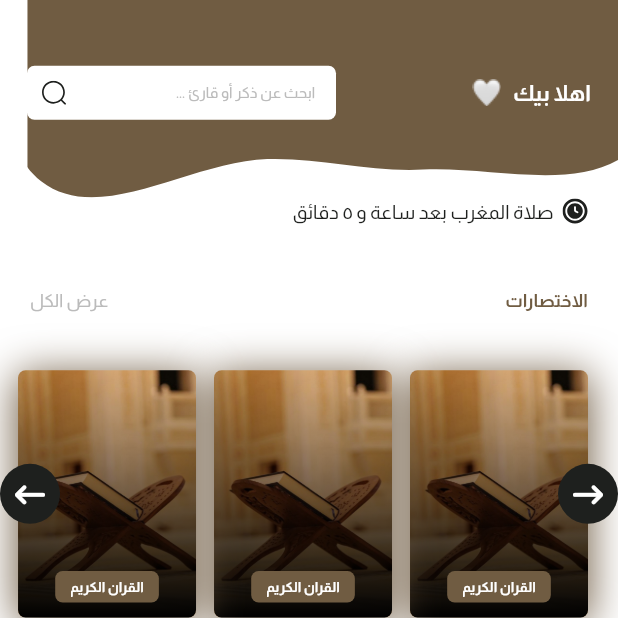
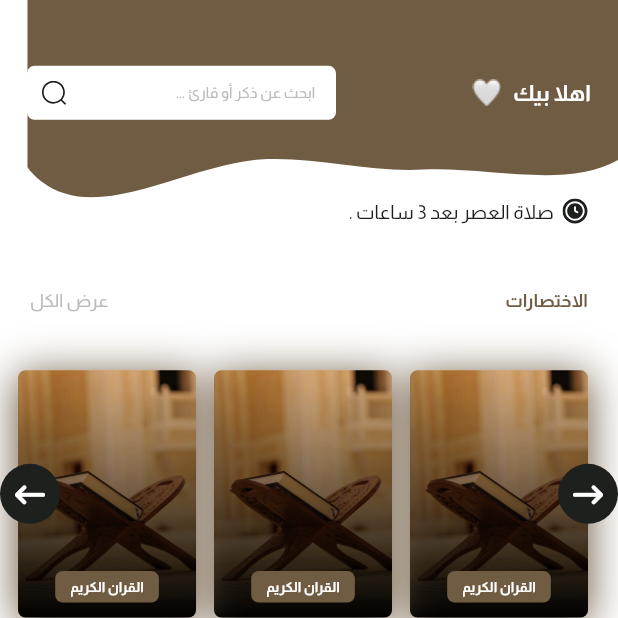
Before and after one commit to gelkomyy/fazakir, a Flutter app: the NavigationPage screen opened by its route, on a phone screen of 412 x 824 dp, the top half of it. Run offline on Flutter 3.47's test engine with Material 3 defaults, Android fonts, the phone set to English and light mode, and no system bars; our stand-ins replace adhan, flutter_bloc, flutter_svg, font_awesome_flutter, geolocator, get_it and 1 more; accounts and stored records are empty.

Commit message:
Refactor Navigation and Prayer Times Features for Enhanced Functionality
- Introduce safeEmit method in NavigationCubit to replace direct emit calls, enhancing error handling and state management.
- Integrate PrayerTimesCubit initialization directly within HomeView and PrayerTimesView to ensure prayer times are always up-to-date based on user location.
- Implement a RemainTimeForNextPrayerText widget to dynamically display the remaining time for the next prayer, leveraging BlocBuilder for state management.
- Enhance PrayerTimesCubit with timer-based state updates and location data fetching for real-time prayer time calculations.
- Remove redundant location data fetching logic from PrayerTimesColumn, consolidating it within PrayerTimesCubit for better code organization and efficiency.
- Add utility function getPrayerEnumByName to map prayer names to their respective PrayerEnum values, improving code readability and maintainability.

This refactoring aims to improve the user experience by ensuring accurate and timely prayer time notifications, while also enhancing the codebase's structure and maintainability.

```diff
--- a/lib/Features/home/presentation/manager/cubits/navigation_cubit/navigation_cubit.dart
+++ b/lib/Features/home/presentation/manager/cubits/navigation_cubit/navigation_cubit.dart
@@ -27,6 +27,6 @@ class NavigationCubit extends Cubit<int> {
   void resetToHome() {
     _navigationStack.clear();
     _navigationStack.add(0); // Reset stack to only include index 0
-    emit(0);
+    safeEmit(0);
   }
 }
--- a/lib/Features/home/presentation/views/home_view.dart
+++ b/lib/Features/home/presentation/views/home_view.dart
@@ -1,11 +1,16 @@
 import 'package:fazakir/Features/home/presentation/views/widgets/home_view_body.dart';
+import 'package:fazakir/Features/prayer_times/presentation/manager/cubits/prayer_times_cubit/prayer_times_cubit.dart';
 import 'package:flutter/material.dart';
+import 'package:flutter_bloc/flutter_bloc.dart';
 
 class HomeView extends StatelessWidget {
   const HomeView({super.key});
 
   @override
   Widget build(BuildContext context) {
-    return const SafeArea(child: HomeViewBody());
+    return BlocProvider(
+      create: (context) => PrayerTimesCubit()..initPrayerTime(),
+      child: const SafeArea(child: HomeViewBody()),
+    );
   }
 }
--- a/lib/Features/home/presentation/views/widgets/home_view_body.dart
+++ b/lib/Features/home/presentation/views/widgets/home_view_body.dart
@@ -1,9 +1,9 @@
 import 'package:fazakir/Features/home/presentation/views/widgets/about_religion_column.dart';
 import 'package:fazakir/Features/home/presentation/views/widgets/container_zikr_of_the_day.dart';
 import 'package:fazakir/Features/home/presentation/views/widgets/home_view_body_header.dart';
+import 'package:fazakir/Features/home/presentation/views/widgets/remain_time_for_next_prayer_text.dart';
 import 'package:fazakir/Features/home/presentation/views/widgets/short_cut_items_list_view.dart';
 import 'package:fazakir/core/utils/app_assets.dart';
-import 'package:fazakir/core/utils/app_font_styles.dart';
 import 'package:fazakir/core/widgets/row_label_with_show_more.dart';
 import 'package:fazakir/generated/l10n.dart';
 import 'package:flutter/material.dart';
@@ -36,10 +36,7 @@ class HomeViewBody extends StatelessWidget {
                     const SizedBox(
                       width: 6,
                     ),
-                    Text(
-                      'صلاة المغرب بعد ساعة و ٥ دقائق',
-                      style: AppFontStyles.styleRegular14(context),
-                    ),
+                    const RemainTimeForNextPrayerText(),
                   ],
                 ),
                 const SizedBox(height: 42),
--- /dev/null
+++ b/lib/Features/home/presentation/views/widgets/remain_time_for_next_prayer_text.dart
@@ -0,0 +1,72 @@
+import 'package:fazakir/Features/prayer_times/presentation/manager/cubits/prayer_times_cubit/prayer_times_cubit.dart';
+import 'package:fazakir/core/enums/prayer_enum.dart';
+import 'package:fazakir/core/utils/app_font_styles.dart';
+import 'package:flutter/material.dart';
+import 'package:flutter_bloc/flutter_bloc.dart';
+
+class RemainTimeForNextPrayerText extends StatelessWidget {
+  const RemainTimeForNextPrayerText({
+    super.key,
+  });
+
+  @override
+  Widget build(BuildContext context) {
+    return BlocBuilder<PrayerTimesCubit, PrayerTimesState>(
+      builder: (context, state) {
+        final PrayerEnum nextPrayer = getPrayerEnumByName(
+          context.read<PrayerTimesCubit>().nextPrayerName,
+        );
+        final Duration? remainTime = context
+            .read<PrayerTimesCubit>()
+            .nextPrayerTime
+            ?.difference(DateTime.now());
+        if (remainTime == null) {
+          return const SizedBox();
+        }
+        final int hours = remainTime.inHours;
+        final int minutes = remainTime.inMinutes.remainder(60);
+        String formattedTime = '';
+
+        /*  if (hours > 0) {
+          formattedTime += '$hours hour${hours > 1 ? 's' : ''} ';
+        }
+
+        if (minutes > 0) {
+          formattedTime += '$minutes minute${minutes > 1 ? 's' : ''}';
+        } */
+
+        if (hours > 0) {
+          formattedTime += '${getArabicHourString(hours)} ';
+        }
+
+        if (minutes > 0) {
+          formattedTime += getArabicMinuteString(minutes);
+        }
+
+        if (formattedTime.isEmpty) {
+          formattedTime = 'الصلاة الآن.';
+        } else {
+          formattedTime = 'صلاة ${nextPrayer.arabicName} بعد $formattedTime.';
+        }
+        return Text(
+          formattedTime,
+          style: AppFontStyles.styleRegular14(context),
+        );
+      },
+    );
+  }
+
+  String getArabicHourString(int hours) {
+    if (hours == 1) return 'ساعة';
+    if (hours == 2) return 'ساعتين';
+    if (hours >= 3 && hours <= 10) return '$hours ساعات';
+    return '$hours ساعة';
+  }
+
+  String getArabicMinuteString(int minutes) {
+    if (minutes == 1) return 'دقيقة';
+    if (minutes == 2) return 'دقيقتين';
+    if (minutes >= 3 && minutes <= 10) return '$minutes دقائق';
+    return '$minutes دقيقة';
+  }
+}
--- a/lib/Features/prayer_times/presentation/views/prayer_times_view.dart
+++ b/lib/Features/prayer_times/presentation/views/prayer_times_view.dart
@@ -9,7 +9,7 @@ class PrayerTimesView extends StatelessWidget {
   @override
   Widget build(BuildContext context) {
     return BlocProvider(
-      create: (context) => PrayerTimesCubit(),
+      create: (context) => PrayerTimesCubit()..initPrayerTime(),
       child: const SafeArea(
         child: PrayerTimesViewBody(),
       ),
--- a/lib/core/enums/prayer_enum.dart
+++ b/lib/core/enums/prayer_enum.dart
@@ -54,3 +54,22 @@ extension PrayerEnumExtension on PrayerEnum {
     }
   }
 }
+
+PrayerEnum getPrayerEnumByName(String name) {
+  switch (name.toLowerCase()) {
+    case 'sunrise':
+      return PrayerEnum.sunrise;
+    case 'fajr':
+      return PrayerEnum.fajr;
+    case 'dhuhr':
+      return PrayerEnum.dhuhr;
+    case 'asr':
+      return PrayerEnum.asr;
+    case 'maghrib':
+      return PrayerEnum.maghrib;
+    case 'isha':
+      return PrayerEnum.isha;
+    default:
+      throw ArgumentError('Unknown prayer name: $name');
+  }
+}
```
Also changed, not shown: lib/Features/prayer_times/presentation/manager/cubits/prayer_times_cubit/prayer_times_cubit.dart (+71 -2 lines), lib/Features/prayer_times/presentation/views/widgets/prayer_times_column.dart (+1 -59 lines).
